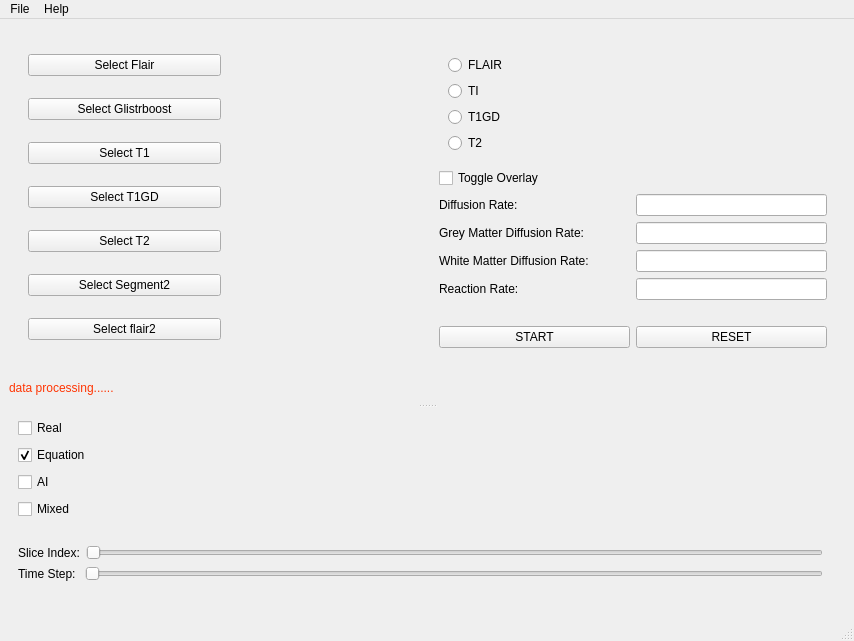
Before: the Qt Designer form UI_Design_File/newMainWindow.ui in patliao/SYSC4907-Glioma-Growth-Visualization, drawn with Qt 5.
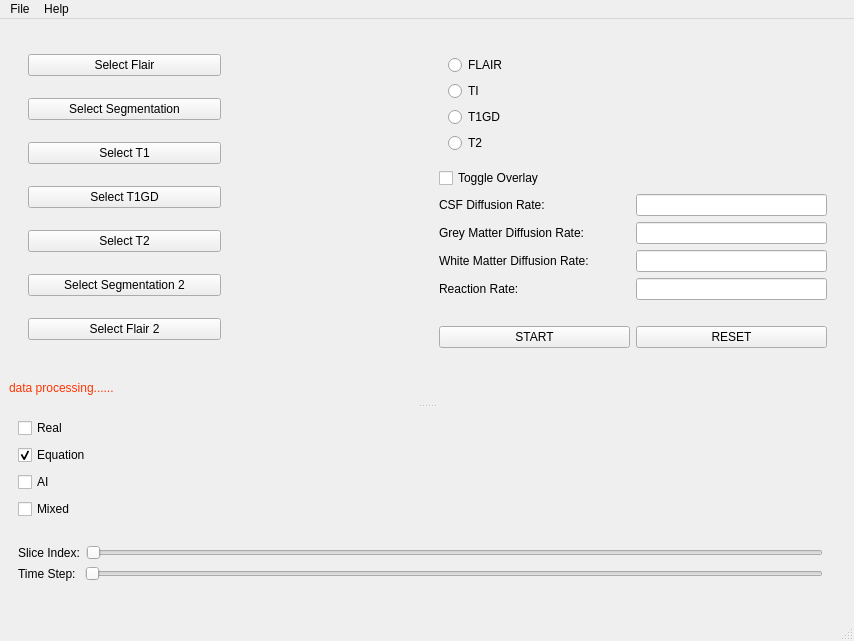
After: the same form once the commit is applied.

Diff of the .ui file:
```diff
--- a/UI_Design_File/newMainWindow.ui
+++ b/UI_Design_File/newMainWindow.ui
@@ -90,7 +90,7 @@
                  <item>
                   <widget class="QPushButton" name="glistrboost_file_button">
                    <property name="text">
-                    <string>Select Glistrboost</string>
+                    <string>Select Segmentation</string>
                    </property>
                   </widget>
                  </item>
@@ -230,7 +230,7 @@
                  <item>
                   <widget class="QPushButton" name="seg_file_button">
                    <property name="text">
-                    <string>Select Segment2</string>
+                    <string>Select Segmentation 2</string>
                    </property>
                   </widget>
                  </item>
@@ -265,7 +265,7 @@
                  <item>
                   <widget class="QPushButton" name="flair2_file_button">
                    <property name="text">
-                    <string>Select flair2</string>
+                    <string>Select Flair 2</string>
                    </property>
                   </widget>
                  </item>
@@ -331,7 +331,7 @@
                 <item>
                  <widget class="QLabel" name="diffusion_rate_label">
                   <property name="text">
-                   <string>Diffusion Rate: </string>
+                   <string>CSF Diffusion Rate: </string>
                   </property>
                  </widget>
                 </item>
```
